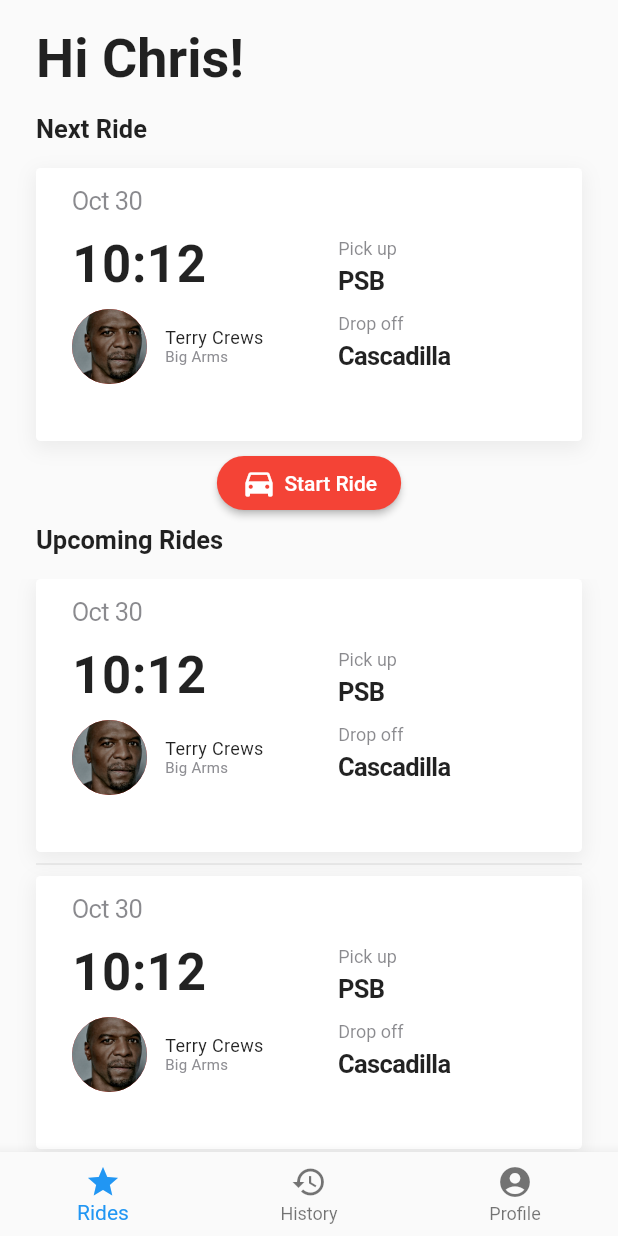
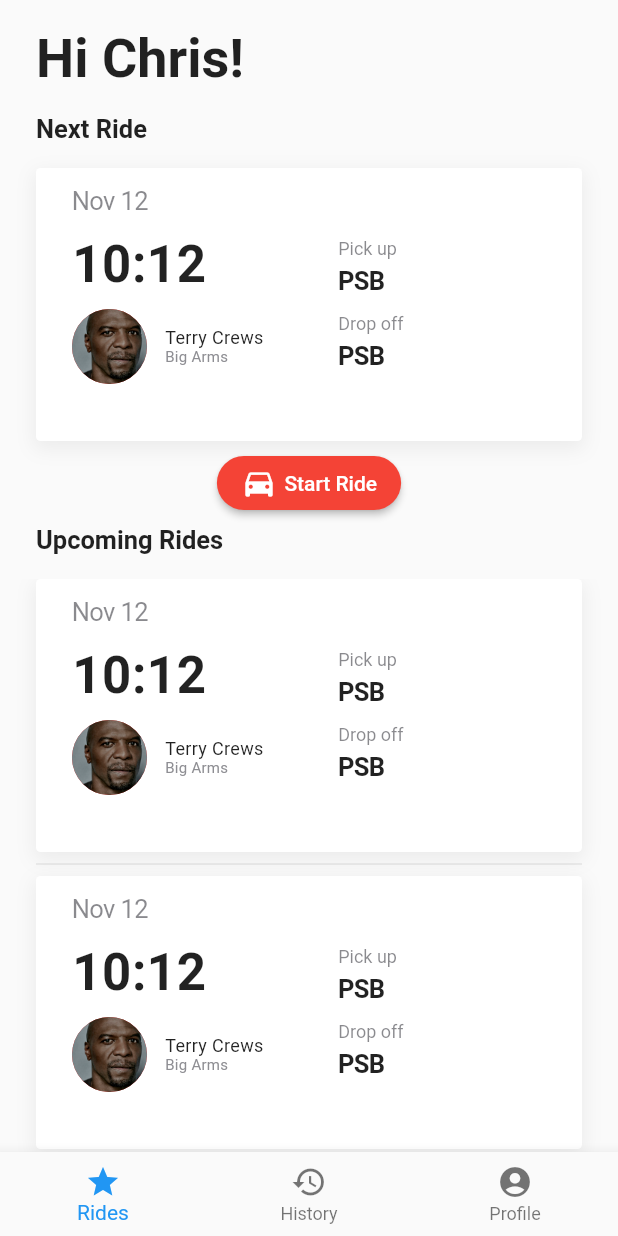
Before and after one commit to cornell-dti/carriage-driver, a Flutter app: the Home screen opened directly, on a phone screen of 412 x 824 dp. Run offline on Flutter 3.47's test engine with Material 2 defaults, Android fonts, the phone set to English and light mode, and no system bars; Roboto replaces fonts that are missing (SFPro).

Commit message:
Changable data managed by StatefulWidgets
Might need to lift state up to minimize number of requests. This might cause some widgets to become stateless again.

```diff
--- a/lib/Upcoming.dart
+++ b/lib/Upcoming.dart
@@ -47,11 +47,25 @@ class _RiderState extends State<Rider> {
   }
 }
 
-class Location extends StatelessWidget {
-  Location({this.heading, this.destination});
+class Location extends StatefulWidget {
+  Location({Key key, @required this.heading}) : super(key: key);
 
-  final String heading;
-  final String destination;
+  String heading;
+
+  @override
+  _LocationState createState() => _LocationState();
+}
+
+class _LocationState extends State<Location> {
+
+  String _location;
+
+  @override
+  void initState() {
+    super.initState();
+    // Fetch Pickup or Drop off Location
+    _location = "PSB";
+  }
 
   @override
   Widget build(BuildContext context) {
@@ -60,13 +74,13 @@ class Location extends StatelessWidget {
         Column(
           crossAxisAlignment: CrossAxisAlignment.start,
           children: <Widget>[
-            Text('$heading',
+            Text('${widget.heading}',
                 style: TextStyle(
                     fontSize: 12,
                     color: Theme.of(context).accentColor,
                     letterSpacing: 0)),
             SizedBox(height: 4),
-            Text('$destination',
+            Text('$_location',
                 style: TextStyle(
                     fontSize: 17,
                     fontWeight: FontWeight.bold,
@@ -78,16 +92,27 @@ class Location extends StatelessWidget {
   }
 }
 
-class Date extends StatelessWidget {
-  String date;
+class Date extends StatefulWidget {
+  Date({ Key key }) : super(key:key);
 
-  Date({@required this.date});
+  @override
+  _DateState createState () => _DateState();
+}
+
+class _DateState extends State<Date> {
+  String _date;
+
+  @override
+  void initState() {
+    super.initState();
+    _date = "Nov 12";
+  }
 
   @override
   Widget build(BuildContext context) {
     return Padding(
       padding: EdgeInsets.only(left: 24.0, top: 12.0),
-      child: Text('$date',
+      child: Text('$_date',
           style: TextStyle(
               fontSize: 17,
               color: Theme.of(context).accentColor,
@@ -96,23 +121,41 @@ class Date extends StatelessWidget {
   }
 }
 
-class Time extends StatelessWidget {
-  String time;
+class Time extends StatefulWidget {
+  Time({Key key}) : super(key : key);
 
-  Time({@required this.time});
+  @override
+  _TimeState createState () => _TimeState();
+}
+
+class _TimeState extends State<Time> {
+  String _time;
+
+  @override
+  void initState() {
+    super.initState();
+    _time = "10:12";
+  }
 
   @override
   Widget build(BuildContext context) {
     return Padding(
       padding: EdgeInsets.only(left: 24.0, top: 12.0),
-      child: Text('$time',
+      child: Text('$_time',
           style: TextStyle(
               fontSize: 34, fontWeight: FontWeight.bold, letterSpacing: 0.37)),
     );
   }
 }
 
-class Summary extends StatelessWidget {
+class Summary extends StatefulWidget {
+  Summary({Key key}) : super(key : key);
+
+  @override
+  _SummaryState createState() => _SummaryState();
+}
+
+class _SummaryState extends State<Summary> {
   @override
   Widget build(BuildContext context) {
     return Scaffold(
@@ -172,8 +215,8 @@ class _UpcomingRideState extends State<UpcomingRide> {
                   child: Column(
                     crossAxisAlignment: CrossAxisAlignment.start,
                     children: <Widget>[
-                      Date(date: 'Oct 30'),
-                      Time(time: '10:12'),
+                      Date(),
+                      Time(),
                       Padding(
                           padding: const EdgeInsets.only(left: 24.0, top: 10.0),
                           child: Rider())
@@ -187,10 +230,10 @@ class _UpcomingRideState extends State<UpcomingRide> {
                     children: <Widget>[
                       Column(
                         children: <Widget>[
-                          Location(heading: 'Pick up', destination: 'PSB'),
+                          Location(heading: 'Pick up'),
                           SizedBox(height: 12.0),
                           Location(
-                              heading: 'Drop off', destination: 'Cascadilla')
+                              heading: 'Drop off')
                         ],
                       ),
                     ],
```
